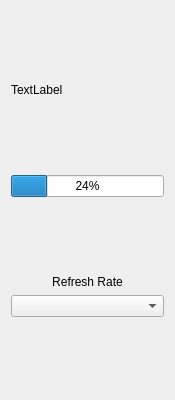
The window that src/gui/plotter_side_ui.ui (rrfremen/frem-ecg-detector) describes before a commit, drawn with Qt 5.
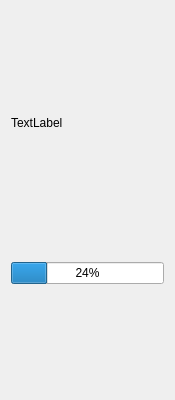
The same window after the commit.

Commit message: refactor: replace list widget for current file with label in side plotter

The edit to the form file:
```diff
--- a/src/gui/plotter_side_ui.ui
+++ b/src/gui/plotter_side_ui.ui
@@ -55,6 +55,13 @@
        </property>
       </spacer>
      </item>
+     <item>
+      <widget class="QLabel" name="label_currentSource">
+       <property name="text">
+        <string/>
+       </property>
+      </widget>
+     </item>
      <item>
       <widget class="QProgressBar" name="progressBar_recording">
        <property name="value">
@@ -75,32 +82,6 @@
        </property>
       </spacer>
      </item>
-     <item>
-      <widget class="QLabel" name="label_refreshRate">
-       <property name="text">
-        <string>Refresh Rate</string>
-       </property>
-       <property name="alignment">
-        <set>Qt::AlignmentFlag::AlignBottom|Qt::AlignmentFlag::AlignHCenter</set>
-       </property>
-      </widget>
-     </item>
-     <item>
-      <widget class="QComboBox" name="comboBox_refreshRate"/>
-     </item>
-     <item>
-      <spacer name="verticalSpacer">
-       <property name="orientation">
-        <enum>Qt::Orientation::Vertical</enum>
-       </property>
-       <property name="sizeHint" stdset="0">
-        <size>
-         <width>20</width>
-         <height>40</height>
-        </size>
-       </property>
-      </spacer>
-     </item>
     </layout>
    </item>
   </layout>
```
The commit also changes 6 other files.
